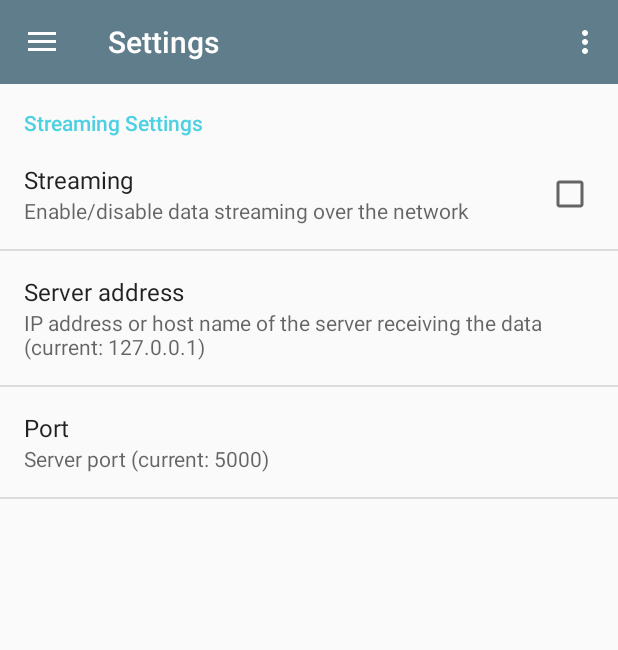
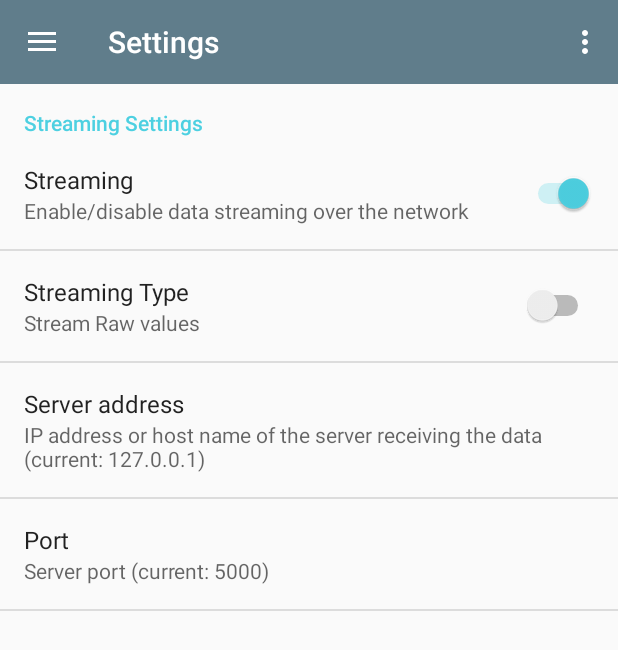
Before and after one commit to richrobe/EEGRecorderAndroid, an Android app: the SettingsActivity screen opened directly, with no data from a screen before it, on a phone screen of 412 x 824 dp. Shown: the top 650 px of the screen. Run offline under Robolectric (Android 15) with nearby library versions, the phone set to English and light mode, and no system bars.

Commit message:
added setting to select between streaming of raw values or score values

```diff
--- a/app/src/main/java/edu/mit/media/eegmonitor/ui/MuseRecordingActivity.java
+++ b/app/src/main/java/edu/mit/media/eegmonitor/ui/MuseRecordingActivity.java
@@ -271,7 +271,7 @@ public class MuseRecordingActivity extends BaseActivity implements View.OnClickL
         int port = Integer.parseInt(sp.getString(getString(R.string.pref_port), "5000"));
         Log.d(TAG, "address: " + ipAddress + ", port: " + port);
         if (mService != null) {
-            mService.setStreamingEnabled(sp.getBoolean(getString(R.string.pref_enable_streaming), true));
+            mService.setStreamingEnabled(sp.getBoolean(getString(R.string.pref_enable_streaming), true), sp.getBoolean(getString(R.string.pref_streaming_type), false));
             mService.setDestinationAddress(ipAddress, port);
         }
     }
--- a/app/src/main/res/values/strings.xml
+++ b/app/src/main/res/values/strings.xml
@@ -30,15 +30,24 @@
 
 
     <string name="pref_category_streaming">Streaming Settings</string>
-    <string name="pref_summary_enable_streaming">Enable/disable data streaming over the network</string>
+
     <string name="pref_title_streaming">Streaming</string>
-    <string name="pref_summary_address">IP address or host name of the server receiving the data (current: %1$s)</string>
+    <string name="pref_title_streaming_type">Streaming Type</string>
     <string name="pref_title_address">Server address</string>
     <string name="pref_title_port">Port</string>
+
+    <string name="pref_summary_enable_streaming">Enable/disable data streaming over the network</string>
+    <string name="pref_summary_streaming_type_off">Stream Raw values</string>
+    <string name="pref_summary_streaming_type_on">Stream Score values</string>
+    <string name="pref_summary_address">IP address or host name of the server receiving the data (current: %1$s)</string>
     <string name="pref_summary_port">Server port (current: %1$s)</string>
+
     <string name="pref_enable_streaming">pref_enable_streaming</string>
+    <string name="pref_streaming_type">pref_streaming_type</string>
     <string name="pref_address">pref_address</string>
-    <string name="pref_port">pref_hello</string>
+    <string name="pref_port">pref_port</string>
+
     <string name="empty_string">Empty</string>
 
+
 </resources>
--- a/app/src/main/res/xml/prefs.xml
+++ b/app/src/main/res/xml/prefs.xml
@@ -3,11 +3,18 @@
 
     <PreferenceCategory android:title="@string/pref_category_streaming">
 
-        <CheckBoxPreference
-            android:checked="true"
+        <SwitchPreference
+            android:defaultValue="true"
             android:key="@string/pref_enable_streaming"
             android:summary="@string/pref_summary_enable_streaming"
             android:title="@string/pref_title_streaming" />
+
+        <SwitchPreference
+            android:defaultValue="false"
+            android:key="@string/pref_streaming_type"
+            android:summaryOff="@string/pref_summary_streaming_type_off"
+            android:summaryOn="@string/pref_summary_streaming_type_on"
+            android:title="@string/pref_title_streaming_type" />
 
         <EditTextPreference
             android:defaultValue="127.0.0.1"
```
Also changed, not shown: app/src/main/java/edu/mit/media/eegmonitor/communication/BleService.java (+33 -3 lines).
